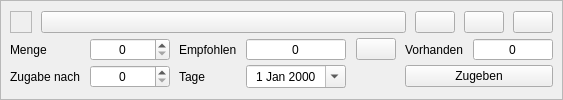
Old version of the form kleiner-brauhelfer/widgets/wdghefegabe.ui in the repository kleiner-brauhelfer/kleiner-brauhelfer-2.
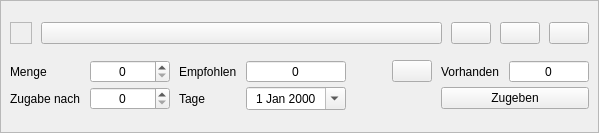
New version of the form. Icons and pictures are not drawn. Custom widgets are drawn as their Qt base class.

The edit to the form file:
```diff
--- a/kleiner-brauhelfer/widgets/wdghefegabe.ui
+++ b/kleiner-brauhelfer/widgets/wdghefegabe.ui
@@ -6,8 +6,8 @@
    <rect>
     <x>0</x>
     <y>0</y>
-    <width>563</width>
-    <height>100</height>
+    <width>599</width>
+    <height>133</height>
    </rect>
   </property>
   <property name="sizePolicy">
```
Left out of the diff: 2 changed lines with no effect on the pictures.
